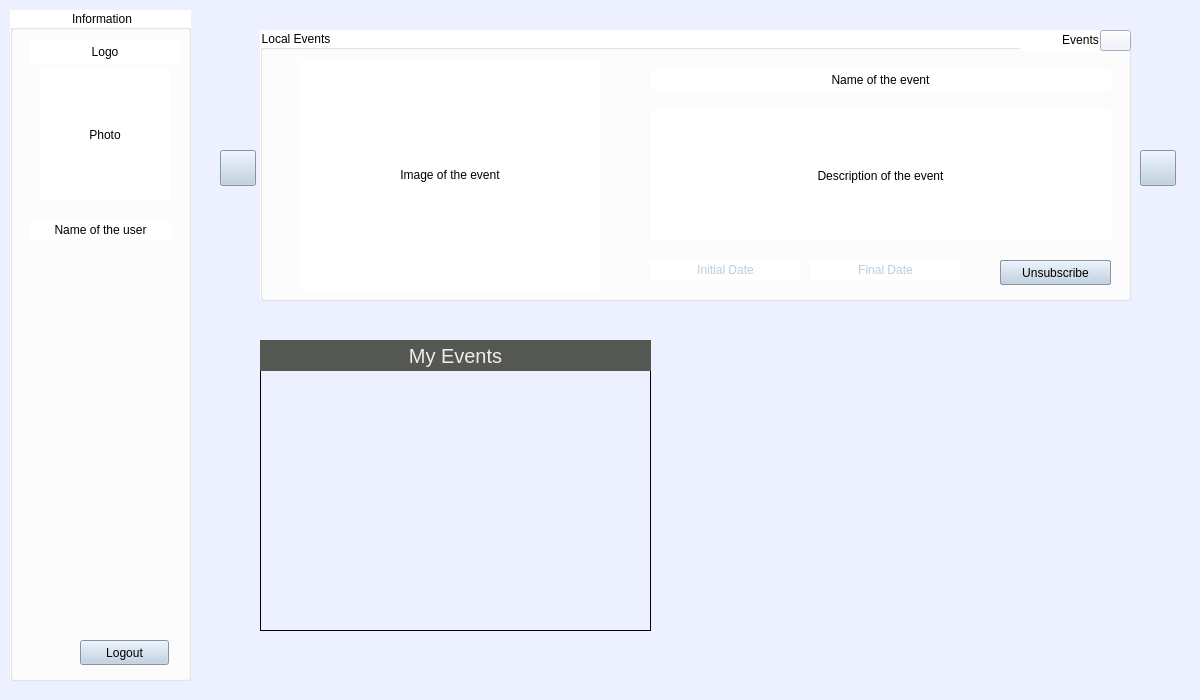
Qt form localMatchApp/forms/homewindow.ui (AlDevCR/local_match) before a commit.
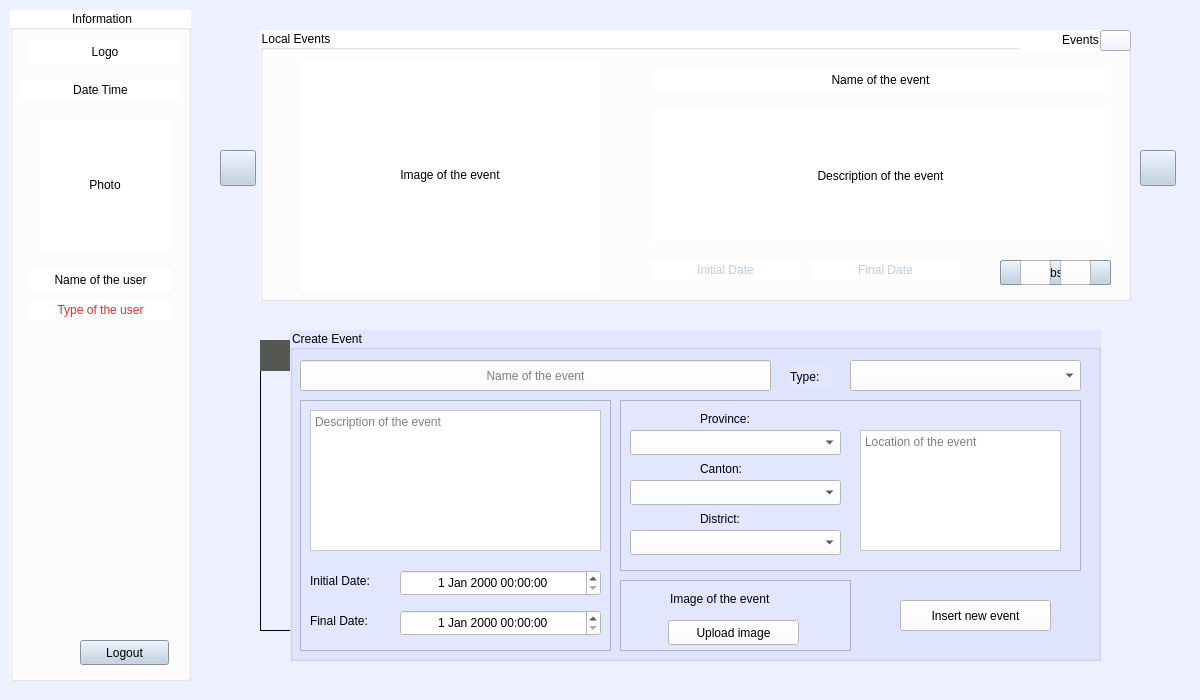
The same form after that commit.

Commit message:
Add interface to manage events
Add new interface to manage events and change visible status of the group box depends of type of user

The edit to the form file:
```diff
--- a/localMatchApp/forms/homewindow.ui
+++ b/localMatchApp/forms/homewindow.ui
@@ -184,6 +184,32 @@
      <string>Unsubscribe</string>
     </property>
    </widget>
+   <widget class="QPushButton" name="ButtonModify">
+    <property name="geometry">
+     <rect>
+      <x>760</x>
+      <y>230</y>
+      <width>31</width>
+      <height>25</height>
+     </rect>
+    </property>
+    <property name="text">
+     <string/>
+    </property>
+   </widget>
+   <widget class="QPushButton" name="ButtonDelete">
+    <property name="geometry">
+     <rect>
+      <x>800</x>
+      <y>230</y>
+      <width>31</width>
+      <height>25</height>
+     </rect>
+    </property>
+    <property name="text">
+     <string/>
+    </property>
+   </widget>
   </widget>
   <widget class="QGroupBox" name="groupBox_2">
    <property name="geometry">
@@ -229,7 +255,7 @@
     <property name="geometry">
      <rect>
       <x>30</x>
-      <y>60</y>
+      <y>110</y>
       <width>130</width>
       <height>130</height>
      </rect>
@@ -251,7 +277,7 @@
     <property name="geometry">
      <rect>
       <x>20</x>
-      <y>210</y>
+      <y>260</y>
       <width>141</width>
       <height>20</height>
      </rect>
@@ -279,6 +305,41 @@
      <string>Logout</string>
     </property>
    </widget>
+   <widget class="QLabel" name="labelTypeUser">
+    <property name="geometry">
+     <rect>
+      <x>20</x>
+      <y>290</y>
+      <width>141</width>
+      <height>20</height>
+     </rect>
+    </property>
+    <property name="styleSheet">
+     <string notr="true">color: rgb(239, 41, 41);</string>
+    </property>
+    <property name="text">
+     <string>Type of the user</string>
+    </property>
+    <property name="alignment">
+     <set>Qt::AlignCenter</set>
+    </property>
+   </widget>
+   <widget class="QLabel" name="labelCurrentDateTime">
+    <property name="geometry">
+     <rect>
+      <x>10</x>
+      <y>70</y>
+      <width>161</width>
+      <height>20</height>
+     </rect>
+    </property>
+    <property name="text">
+     <string>Date Time</string>
+    </property>
+    <property name="alignment">
+     <set>Qt::AlignCenter</set>
+    </property>
+   </widget>
   </widget>
   <widget class="QPushButton" name="ButtonPrevious">
    <property name="geometry">
@@ -365,6 +426,341 @@
     <string/>
    </property>
   </widget>
+  <widget class="QGroupBox" name="groupBoxManageEvent">
+   <property name="geometry">
+    <rect>
+     <x>290</x>
+     <y>330</y>
+     <width>811</width>
+     <height>331</height>
+    </rect>
+   </property>
+   <property name="styleSheet">
+    <string notr="true">background-color: rgb(226, 230, 255);</string>
+   </property>
+   <property name="title">
+    <string>Create Event</string>
+   </property>
+   <widget class="QFrame" name="frame">
+    <property name="geometry">
+     <rect>
+      <x>10</x>
+      <y>70</y>
+      <width>311</width>
+      <height>251</height>
+     </rect>
+    </property>
+    <property name="frameShape">
+     <enum>QFrame::StyledPanel</enum>
+    </property>
+    <property name="frameShadow">
+     <enum>QFrame::Raised</enum>
+    </property>
+    <widget class="QDateTimeEdit" name="dateTimeEditInitial">
+     <property name="geometry">
+      <rect>
+       <x>100</x>
+       <y>170</y>
+       <width>201</width>
+       <height>26</height>
+      </rect>
+     </property>
+     <property name="styleSheet">
+      <string notr="true">background-color: rgb(255, 255, 255);</string>
+     </property>
+     <property name="alignment">
+      <set>Qt::AlignCenter</set>
+     </property>
+    </widget>
+    <widget class="QLabel" name="labelInitialDate">
+     <property name="geometry">
+      <rect>
+       <x>10</x>
+       <y>170</y>
+       <width>81</width>
+       <height>21</height>
+      </rect>
+     </property>
+     <property name="text">
+      <string>Initial Date:</string>
+     </property>
+    </widget>
+    <widget class="QLabel" name="labelFinalDate">
+     <property name="geometry">
+      <rect>
+       <x>10</x>
+       <y>210</y>
+       <width>81</width>
+       <height>21</height>
+      </rect>
+     </property>
+     <property name="text">
+      <string>Final Date:</string>
+     </property>
+    </widget>
+    <widget class="QDateTimeEdit" name="dateTimeEditFinal">
+     <property name="geometry">
+      <rect>
+       <x>100</x>
+       <y>210</y>
+       <width>201</width>
+       <height>26</height>
+      </rect>
+     </property>
+     <property name="styleSheet">
+      <string notr="true">background-color: rgb(255, 255, 255);</string>
+     </property>
+     <property name="alignment">
+      <set>Qt::AlignCenter</set>
+     </property>
+    </widget>
+    <widget class="QTextEdit" name="textEditDescriptionEvent">
+     <property name="geometry">
+      <rect>
+       <x>10</x>
+       <y>10</y>
+       <width>291</width>
+       <height>141</height>
+      </rect>
+     </property>
+     <property name="styleSheet">
+      <string notr="true">background-color: rgb(255, 255, 255);</string>
+     </property>
+     <property name="placeholderText">
+      <string>Description of the event</string>
+     </property>
+    </widget>
+   </widget>
+   <widget class="QLineEdit" name="lineEditNameEvent">
+    <property name="geometry">
+     <rect>
+      <x>10</x>
+      <y>30</y>
+      <width>471</width>
+      <height>31</height>
+     </rect>
+    </property>
+    <property name="styleSheet">
+     <string notr="true">background-color: rgb(253, 253, 253);</string>
+    </property>
+    <property name="alignment">
+     <set>Qt::AlignCenter</set>
+    </property>
+    <property name="placeholderText">
+     <string>Name of the event</string>
+    </property>
+   </widget>
+   <widget class="QComboBox" name="comboBoxTypeEvent">
+    <property name="geometry">
+     <rect>
+      <x>560</x>
+      <y>30</y>
+      <width>231</width>
+      <height>31</height>
+     </rect>
+    </property>
+    <property name="styleSheet">
+     <string notr="true">background-color: rgb(253, 253, 253);
+selection-color: rgb(114, 159, 207);</string>
+    </property>
+    <property name="currentText">
+     <string/>
+    </property>
+   </widget>
+   <widget class="QLabel" name="labelTypeEvent">
+    <property name="geometry">
+     <rect>
+      <x>500</x>
+      <y>36</y>
+      <width>41</width>
+      <height>21</height>
+     </rect>
+    </property>
+    <property name="styleSheet">
+     <string notr="true">font: 12pt &quot;Ubuntu&quot;;</string>
+    </property>
+    <property name="text">
+     <string>Type:</string>
+    </property>
+   </widget>
+   <widget class="QFrame" name="frame_2">
+    <property name="geometry">
+     <rect>
+      <x>330</x>
+      <y>70</y>
+      <width>461</width>
+      <height>171</height>
+     </rect>
+    </property>
+    <property name="frameShape">
+     <enum>QFrame::StyledPanel</enum>
+    </property>
+    <property name="frameShadow">
+     <enum>QFrame::Raised</enum>
+    </property>
+    <widget class="QLabel" name="labelProvince">
+     <property name="geometry">
+      <rect>
+       <x>80</x>
+       <y>10</y>
+       <width>67</width>
+       <height>17</height>
+      </rect>
+     </property>
+     <property name="text">
+      <string>Province:</string>
+     </property>
+    </widget>
+    <widget class="QComboBox" name="comboBoxProvince">
+     <property name="geometry">
+      <rect>
+       <x>10</x>
+       <y>30</y>
+       <width>211</width>
+       <height>25</height>
+      </rect>
+     </property>
+     <property name="styleSheet">
+      <string notr="true">background-color: rgb(253, 253, 253);
+selection-color: rgb(114, 159, 207);</string>
+     </property>
+     <property name="currentText">
+      <string/>
+     </property>
+    </widget>
+    <widget class="QLabel" name="labelCanton">
+     <property name="geometry">
+      <rect>
+       <x>80</x>
+       <y>60</y>
+       <width>67</width>
+       <height>17</height>
+      </rect>
+     </property>
+     <property name="text">
+      <string>Canton:</string>
+     </property>
+    </widget>
+    <widget class="QComboBox" name="comboBoxCanton">
+     <property name="geometry">
+      <rect>
+       <x>10</x>
+       <y>80</y>
+       <width>211</width>
+       <height>25</height>
+      </rect>
+     </property>
+     <property name="styleSheet">
+      <string notr="true">background-color: rgb(253, 253, 253);
+selection-color: rgb(114, 159, 207);</string>
+     </property>
+    </widget>
+    <widget class="QLabel" name="labelDistrict">
+     <property name="geometry">
+      <rect>
+       <x>80</x>
+       <y>110</y>
+       <width>67</width>
+       <height>17</height>
+      </rect>
+     </property>
+     <property name="text">
+      <string>District:</string>
+     </property>
+    </widget>
+    <widget class="QComboBox" name="comboBoxDistrict">
+     <property name="geometry">
+      <rect>
+       <x>10</x>
+       <y>130</y>
+       <width>211</width>
+       <height>25</height>
+      </rect>
+     </property>
+     <property name="styleSheet">
+      <string notr="true">background-color: rgb(253, 253, 253);
+selection-color: rgb(114, 159, 207);</string>
+     </property>
+    </widget>
+    <widget class="QTextEdit" name="textEditLocationEvent">
+     <property name="geometry">
+      <rect>
+       <x>240</x>
+       <y>30</y>
+       <width>201</width>
+       <height>121</height>
+      </rect>
+     </property>
+     <property name="styleSheet">
+      <string notr="true">background-color: rgb(255, 255, 255);</string>
+     </property>
+     <property name="placeholderText">
+      <string>Location of the event</string>
+     </property>
+    </widget>
+   </widget>
+   <widget class="QPushButton" name="ButtonNewEvent">
+    <property name="geometry">
+     <rect>
+      <x>610</x>
+      <y>270</y>
+      <width>151</width>
+      <height>31</height>
+     </rect>
+    </property>
+    <property name="styleSheet">
+     <string notr="true">background-color: rgb(255, 255, 255);</string>
+    </property>
+    <property name="text">
+     <string>Insert new event</string>
+    </property>
+   </widget>
+   <widget class="QFrame" name="frame_3">
+    <property name="geometry">
+     <rect>
+      <x>330</x>
+      <y>250</y>
+      <width>231</width>
+      <height>71</height>
+     </rect>
+    </property>
+    <property name="frameShape">
+     <enum>QFrame::StyledPanel</enum>
+    </property>
+    <property name="frameShadow">
+     <enum>QFrame::Raised</enum>
+    </property>
+    <widget class="QLabel" name="labelImageEvent">
+     <property name="geometry">
+      <rect>
+       <x>50</x>
+       <y>10</y>
+       <width>131</width>
+       <height>17</height>
+      </rect>
+     </property>
+     <property name="text">
+      <string>Image of the event</string>
+     </property>
+    </widget>
+    <widget class="QPushButton" name="ButtonNewImage">
+     <property name="geometry">
+      <rect>
+       <x>48</x>
+       <y>40</y>
+       <width>131</width>
+       <height>25</height>
+      </rect>
+     </property>
+     <property name="styleSheet">
+      <string notr="true">background-color: rgb(255, 255, 255);</string>
+     </property>
+     <property name="text">
+      <string>Upload image</string>
+     </property>
+    </widget>
+   </widget>
+  </widget>
  </widget>
  <resources/>
  <connections/>
```
Left out of the diff: 4 changed lines with no effect on the pictures. The commit also changes 8 other files.
